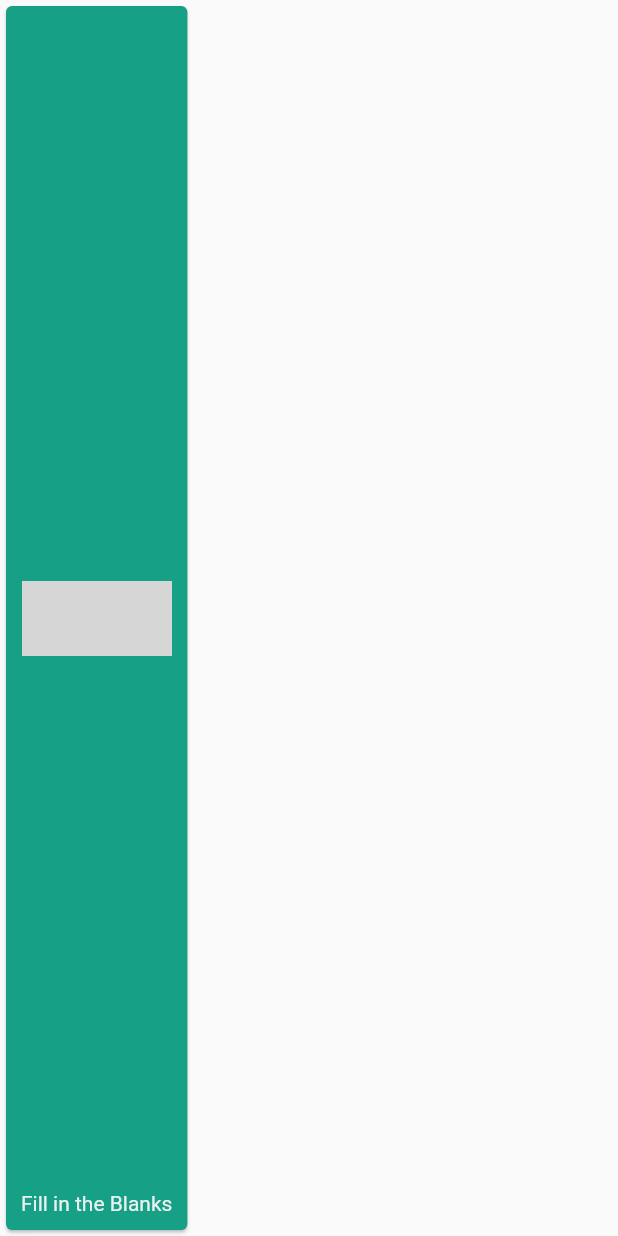
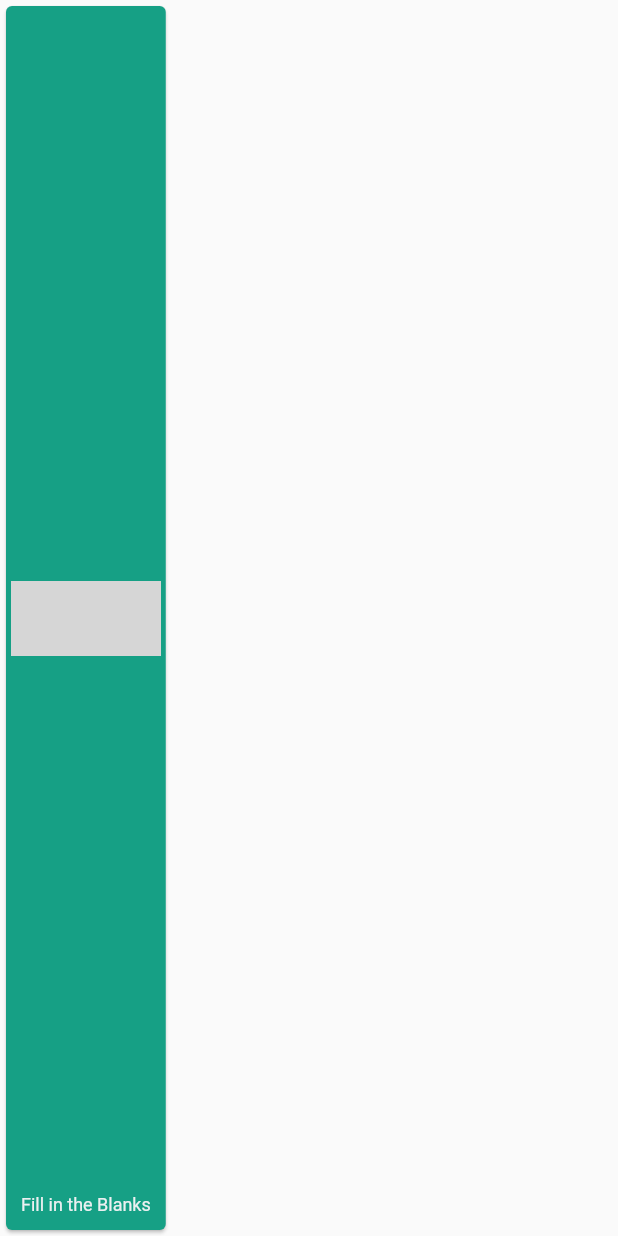
Before and after one commit to oepp/flutter, a Flutter app: the GameInfoCard widget shown alone on an empty page, opened directly with empty values, on a phone screen of 412 x 824 dp. Run offline on Flutter 3.47's test engine with Material 2 defaults, Android fonts, the phone set to English and light mode, and no system bars; our stand-ins replace get_it; network calls fail; grey boxes are pictures that could not be loaded.

Commit message:
Fix resolution

```diff
--- a/lib/widgets/game_info_card.dart
+++ b/lib/widgets/game_info_card.dart
@@ -24,7 +24,7 @@ class GameInfoCard extends StatelessWidget {
           Container(
             padding: EdgeInsets.all(10),
             child: Text(_gameInfo.title, style: TextStyle(
-                fontSize: 14,
+                fontSize: 12,
                 fontWeight: FontWeight.bold,
                 color: ColorPalette.clouds
             ), textAlign: TextAlign.center),
@@ -39,7 +39,7 @@ class GameInfoCard extends StatelessWidget {
           Container(
             padding: EdgeInsets.all(10),
             child: Text("Fill in the Blanks", style: TextStyle(
-                fontSize: 14,
+                fontSize: 12,
                 color: ColorPalette.clouds
             ),),
           )
```
Also changed, not shown: lib/pages/game_page.dart (+5 -5 lines).
